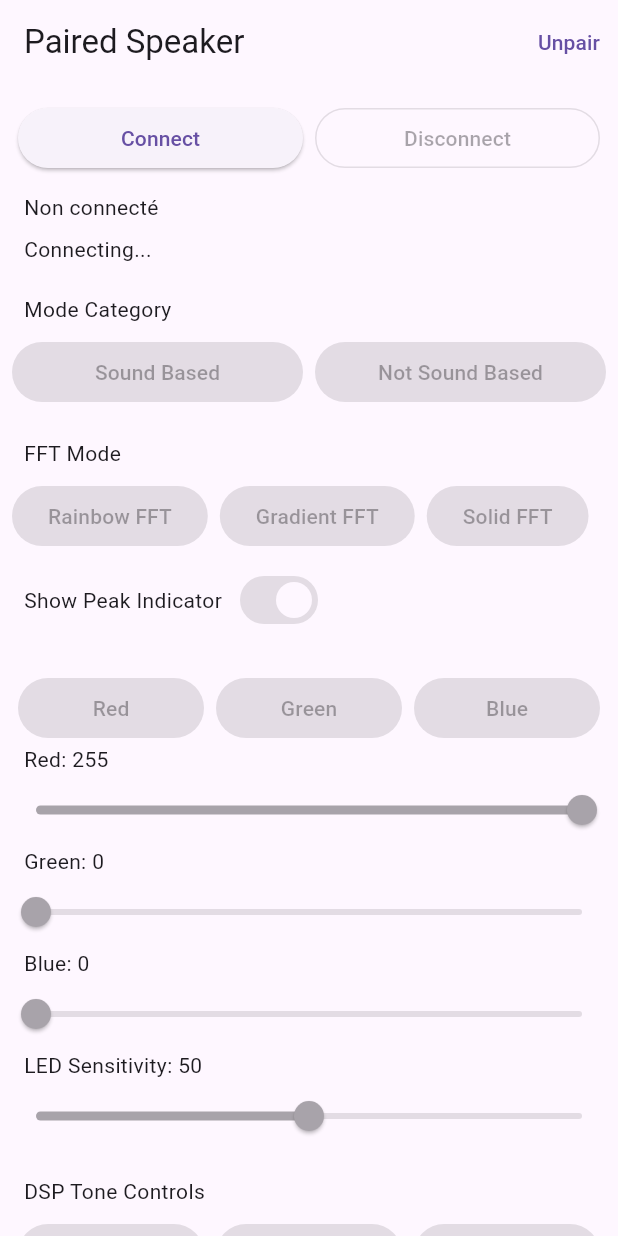
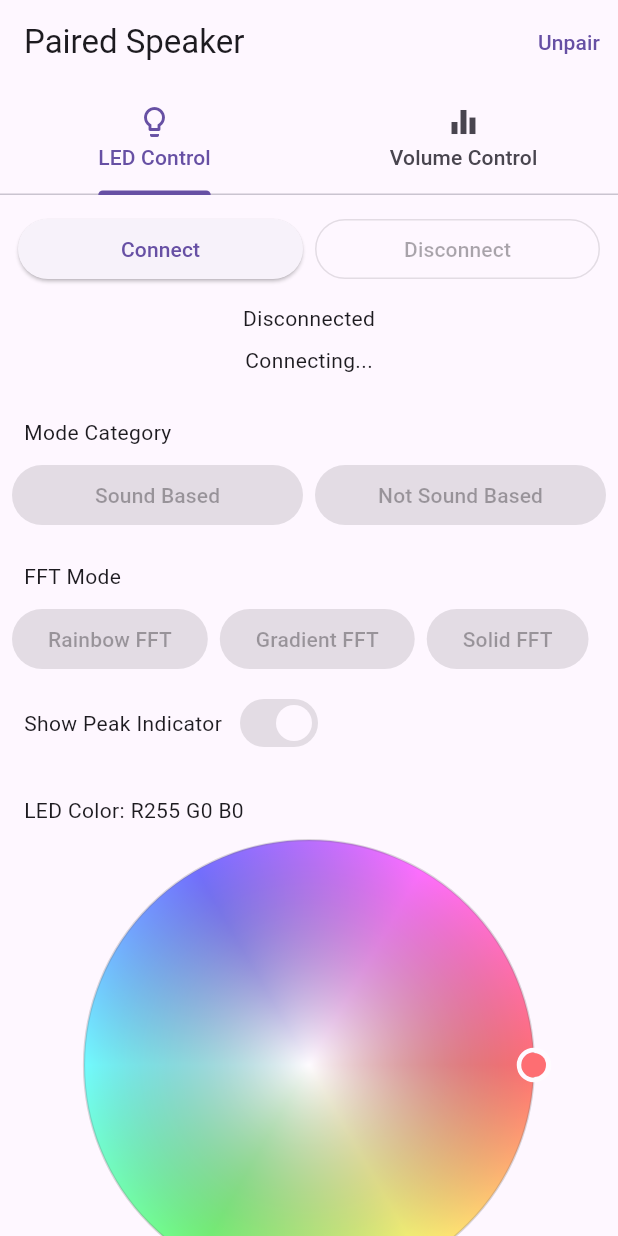
Before and after one commit to Thomas-Preat/tfe-partybox, a Flutter app: the DevicePage screen opened directly with empty values, after a tap on "Connect", on a phone screen of 412 x 824 dp. Run offline on Flutter 3.47's test engine with Material 3 defaults, Android fonts, the phone set to English and light mode, and no system bars; our stand-ins replace flutter_secure_storage, permission_handler; missing offline and left inert: flutter_reactive_ble; accounts and stored records are empty.

Commit message:
Updated main.dart, added tabs to switch between volume contorl and led control, changed color sliders to color wheel

```diff
--- a/esp32_controller/lib/main.dart
+++ b/esp32_controller/lib/main.dart
@@ -1,4 +1,5 @@
 import 'dart:async';
+import 'dart:math' as math;
 import 'package:flutter/material.dart';
 import 'package:flutter_reactive_ble/flutter_reactive_ble.dart';
 import 'package:permission_handler/permission_handler.dart';
@@ -455,17 +456,21 @@ class _DevicePageState extends State<DevicePage> with WidgetsBindingObserver {
       child: ElevatedButton(
         onPressed: isConnected
             ? () {
-                setState(() {
-                  r = nr;
-                  g = ng;
-                  b = nb;
-                });
-                sendData();
+                _setLedColor(Color.fromARGB(255, nr, ng, nb));
               }
             : null,
         child: Text(label),
       ),
     );
+  }
+
+  void _setLedColor(Color color) {
+    setState(() {
+      r = (color.r * 255.0).round().clamp(0, 255);
+      g = (color.g * 255.0).round().clamp(0, 255);
+      b = (color.b * 255.0).round().clamp(0, 255);
+    });
+    _scheduleSend();
   }
 
   Widget _buildLabeledSlider({
@@ -657,9 +662,120 @@ class _DevicePageState extends State<DevicePage> with WidgetsBindingObserver {
     );
   }
 
+  Widget _buildLedTab() {
+    return ListView(
+      padding: const EdgeInsets.only(bottom: 24),
+      children: [
+        const SizedBox(height: 12),
+        _buildCategorySelector(),
+        const SizedBox(height: 12),
+        if (category == 0) _buildSoundModeSelector(),
+        if (category == 1) _buildStaticModeSelector(),
+        const SizedBox(height: 16),
+        Padding(
+          padding: const EdgeInsets.symmetric(horizontal: 16),
+          child: Text(
+            "LED Color: R$r G$g B$b",
+            style: Theme.of(context).textTheme.bodyMedium,
+          ),
+        ),
+        const SizedBox(height: 10),
+        Padding(
+          padding: const EdgeInsets.symmetric(horizontal: 16),
+          child: SimpleColorWheel(
+            color: Color.fromARGB(255, r, g, b),
+            enabled: isConnected,
+            onColorChanged: _setLedColor,
+          ),
+        ),
+        const SizedBox(height: 16),
+        Padding(
+          padding: const EdgeInsets.symmetric(horizontal: 12),
+          child: Row(
+            children: [
+              _buildColorPreset("Red", 255, 0, 0),
+              const SizedBox(width: 8),
+              _buildColorPreset("Green", 0, 255, 0),
+              const SizedBox(width: 8),
+              _buildColorPreset("Blue", 0, 0, 255),
+            ],
+          ),
+        ),
+      ],
+    );
+  }
+
+  Widget _buildVolumeTab() {
+    return ListView(
+      padding: const EdgeInsets.only(bottom: 24),
+      children: [
+        const SizedBox(height: 12),
+        _buildLabeledSlider(
+          label: "LED Sensitivity",
+          value: volume,
+          min: 0,
+          max: 100,
+          onChanged: (v) {
+            setState(() => volume = v.toInt());
+            _scheduleSend();
+          },
+        ),
+        const SizedBox(height: 8),
+        const Padding(
+          padding: EdgeInsets.symmetric(horizontal: 16, vertical: 8),
+          child: Text("DSP Tone Controls"),
+        ),
+        Padding(
+          padding: const EdgeInsets.symmetric(horizontal: 12),
+          child: Row(
+            children: [
+              _buildDspPreset("Flat", 128, 128, 128),
+              const SizedBox(width: 8),
+              _buildDspPreset("Warm", 150, 180, 105),
+              const SizedBox(width: 8),
+              _buildDspPreset("Bright", 150, 110, 190),
+            ],
+          ),
+        ),
+        _buildLabeledSlider(
+          label: "Gain PWM",
+          value: gain,
+          min: 0,
+          max: 255,
+          onChanged: (v) {
+            setState(() => gain = v.toInt());
+            _scheduleSend();
+          },
+        ),
+        _buildLabeledSlider(
+          label: "Bass PWM",
+          value: bass,
+          min: 0,
+          max: 255,
+          onChanged: (v) {
+            setState(() => bass = v.toInt());
+            _scheduleSend();
+          },
+        ),
+        _buildLabeledSlider(
+          label: "Treble PWM",
+          value: treble,
+          min: 0,
+          max: 255,
+          onChanged: (v) {
+            setState(() => treble = v.toInt());
+            _scheduleSend();
+          },
+        ),
+      ],
+    );
+  }
+
   @override
   Widget build(BuildContext context) {
-    return Scaffold(
+    return DefaultTabController(
+      length: 2,
+      child: Scaffold(
         appBar: AppBar(
           title: Text(widget.pairedDeviceName?.isNotEmpty == true
               ? widget.pairedDeviceName!
@@ -673,10 +789,15 @@ class _DevicePageState extends State<DevicePage> with WidgetsBindingObserver {
               child: const Text("Unpair"),
             ),
           ],
+          bottom: const TabBar(
+            tabs: [
+              Tab(text: "LED Control", icon: Icon(Icons.lightbulb_outline)),
+              Tab(text: "Volume Control", icon: Icon(Icons.equalizer)),
+            ],
+          ),
         ),
         body: SafeArea(
-        child: ListView(
-          padding: const EdgeInsets.only(bottom: 24),
+          child: Column(
             children: [
               Padding(
                 padding: const EdgeInsets.all(12),
@@ -698,13 +819,12 @@ class _DevicePageState extends State<DevicePage> with WidgetsBindingObserver {
                   ],
                 ),
               ),
-
               Padding(
                 padding: const EdgeInsets.symmetric(horizontal: 16),
                 child: Text(
                   isConnected
                       ? "Connected to ${widget.pairedDeviceName?.isNotEmpty == true ? widget.pairedDeviceName! : widget.pairedDeviceId}"
-                    : "Non connecté",
+                      : "Disconnected",
                 ),
               ),
               const SizedBox(height: 8),
@@ -712,123 +832,139 @@ class _DevicePageState extends State<DevicePage> with WidgetsBindingObserver {
                 padding: const EdgeInsets.symmetric(horizontal: 16),
                 child: Text(statusMessage),
               ),
-
-            const SizedBox(height: 12),
-            _buildCategorySelector(),
-            const SizedBox(height: 12),
-            if (category == 0) _buildSoundModeSelector(),
-            if (category == 1) _buildStaticModeSelector(),
-            const SizedBox(height: 16),
-            Padding(
-              padding: const EdgeInsets.symmetric(horizontal: 12),
-              child: Row(
+              const SizedBox(height: 8),
+              Expanded(
+                child: TabBarView(
                   children: [
-                  _buildColorPreset("Red", 255, 0, 0),
-                  const SizedBox(width: 8),
-                  _buildColorPreset("Green", 0, 255, 0),
-                  const SizedBox(width: 8),
-                  _buildColorPreset("Blue", 0, 0, 255),
+                    _buildLedTab(),
+                    _buildVolumeTab(),
                   ],
                 ),
               ),
-
-            _buildLabeledSlider(
-              label: "Red",
-              value: r,
-              min: 0,
-              max: 255,
-              onChanged: (v) {
-                setState(() => r = v.toInt());
-                _scheduleSend();
-              },
-            ),
-
-            _buildLabeledSlider(
-              label: "Green",
-              value: g,
-              min: 0,
-              max: 255,
-              onChanged: (v) {
-                setState(() => g = v.toInt());
-                _scheduleSend();
-              },
-            ),
-
-            _buildLabeledSlider(
-              label: "Blue",
-              value: b,
-              min: 0,
-              max: 255,
-              onChanged: (v) {
-                setState(() => b = v.toInt());
-                _scheduleSend();
-              },
-            ),
-
-            _buildLabeledSlider(
-              label: "LED Sensitivity",
-              value: volume,
-              min: 0,
-              max: 100,
-              onChanged: (v) {
-                setState(() => volume = v.toInt());
-                _scheduleSend();
-              },
-            ),
-
-            const SizedBox(height: 8),
-            const Padding(
-              padding: EdgeInsets.symmetric(horizontal: 16, vertical: 8),
-              child: Text("DSP Tone Controls"),
-            ),
-            Padding(
-              padding: const EdgeInsets.symmetric(horizontal: 12),
-              child: Row(
-                children: [
-                  _buildDspPreset("Flat", 128, 128, 128),
-                  const SizedBox(width: 8),
-                  _buildDspPreset("Warm", 150, 180, 105),
-                  const SizedBox(width: 8),
-                  _buildDspPreset("Bright", 150, 110, 190),
             ],
           ),
-            ),
-
-            _buildLabeledSlider(
-              label: "Gain PWM",
-              value: gain,
-              min: 0,
-              max: 255,
-              onChanged: (v) {
-                setState(() => gain = v.toInt());
-                _scheduleSend();
-              },
-            ),
-
-            _buildLabeledSlider(
-              label: "Bass PWM",
-              value: bass,
-              min: 0,
-              max: 255,
-              onChanged: (v) {
-                setState(() => bass = v.toInt());
-                _scheduleSend();
-              },
-            ),
-
-            _buildLabeledSlider(
-              label: "Treble PWM",
-              value: treble,
-              min: 0,
-              max: 255,
-              onChanged: (v) {
-                setState(() => treble = v.toInt());
-                _scheduleSend();
-              },
-            ),
-          ],
         ),
       ),
     );
   }
 }
+
+class SimpleColorWheel extends StatelessWidget {
+  const SimpleColorWheel({
+    super.key,
+    required this.color,
+    required this.enabled,
+    required this.onColorChanged,
+  });
+
+  final Color color;
+  final bool enabled;
+  final ValueChanged<Color> onColorChanged;
+
+  Color _colorFromOffset(Offset localPosition, Size size) {
+    final center = Offset(size.width / 2, size.height / 2);
+    final dx = localPosition.dx - center.dx;
+    final dy = localPosition.dy - center.dy;
+    final radius = size.shortestSide / 2;
+    final distance = math.sqrt(dx * dx + dy * dy).clamp(0.0, radius);
+    final saturation = (distance / radius).clamp(0.0, 1.0);
+    final hue = ((math.atan2(dy, dx) * 180 / math.pi) + 360) % 360;
+    return HSVColor.fromAHSV(1, hue, saturation, 1).toColor();
+  }
+
+  @override
+  Widget build(BuildContext context) {
+    return Opacity(
+      opacity: enabled ? 1 : 0.55,
+      child: IgnorePointer(
+        ignoring: !enabled,
+        child: LayoutBuilder(
+          builder: (context, constraints) {
+            final wheelSize = math.min(constraints.maxWidth, 300.0);
+            return Center(
+              child: GestureDetector(
+                onPanDown: (details) =>
+                    onColorChanged(_colorFromOffset(details.localPosition, Size.square(wheelSize))),
+                onPanUpdate: (details) =>
+                    onColorChanged(_colorFromOffset(details.localPosition, Size.square(wheelSize))),
+                child: SizedBox(
+                  width: wheelSize,
+                  height: wheelSize,
+                  child: CustomPaint(
+                    painter: _ColorWheelPainter(color: color),
+                  ),
+                ),
+              ),
+            );
+          },
+        ),
+      ),
+    );
+  }
+}
+
+class _ColorWheelPainter extends CustomPainter {
+  _ColorWheelPainter({required this.color});
+
+  final Color color;
+
+  @override
+  void paint(Canvas canvas, Size size) {
+    final rect = Offset.zero & size;
+    final center = Offset(size.width / 2, size.height / 2);
+    final radius = size.shortestSide / 2;
+
+    final huePaint = Paint()
+      ..shader = const SweepGradient(
+        colors: [
+          Color(0xFFFF0000),
+          Color(0xFFFFFF00),
+          Color(0xFF00FF00),
+          Color(0xFF00FFFF),
+          Color(0xFF0000FF),
+          Color(0xFFFF00FF),
+          Color(0xFFFF0000),
+        ],
+      ).createShader(rect);
+    canvas.drawCircle(center, radius, huePaint);
+
+    final saturationPaint = Paint()
+      ..shader = RadialGradient(
+        colors: [
+          Colors.white,
+          Colors.transparent,
+        ],
+      ).createShader(rect);
+    canvas.drawCircle(center, radius, saturationPaint);
+
+    final borderPaint = Paint()
+      ..style = PaintingStyle.stroke
+      ..strokeWidth = 1.5
+      ..color = Colors.black26;
+    canvas.drawCircle(center, radius, borderPaint);
+
+    final hsv = HSVColor.fromColor(color);
+    final angle = hsv.hue * math.pi / 180;
+    final indicatorRadius = hsv.saturation * radius;
+    final indicator = Offset(
+      center.dx + math.cos(angle) * indicatorRadius,
+      center.dy + math.sin(angle) * indicatorRadius,
+    );
+
+    final knobBorder = Paint()
+      ..style = PaintingStyle.stroke
+      ..strokeWidth = 3
+      ..color = Colors.white;
+    final knobFill = Paint()
+      ..style = PaintingStyle.fill
+      ..color = color;
+
+    canvas.drawCircle(indicator, 10, knobBorder);
+    canvas.drawCircle(indicator, 8, knobFill);
+  }
+
+  @override
+  bool shouldRepaint(covariant _ColorWheelPainter oldDelegate) {
+    return oldDelegate.color != color;
+  }
+}
```
Lines whose indentation alone changed are shown as unchanged.
